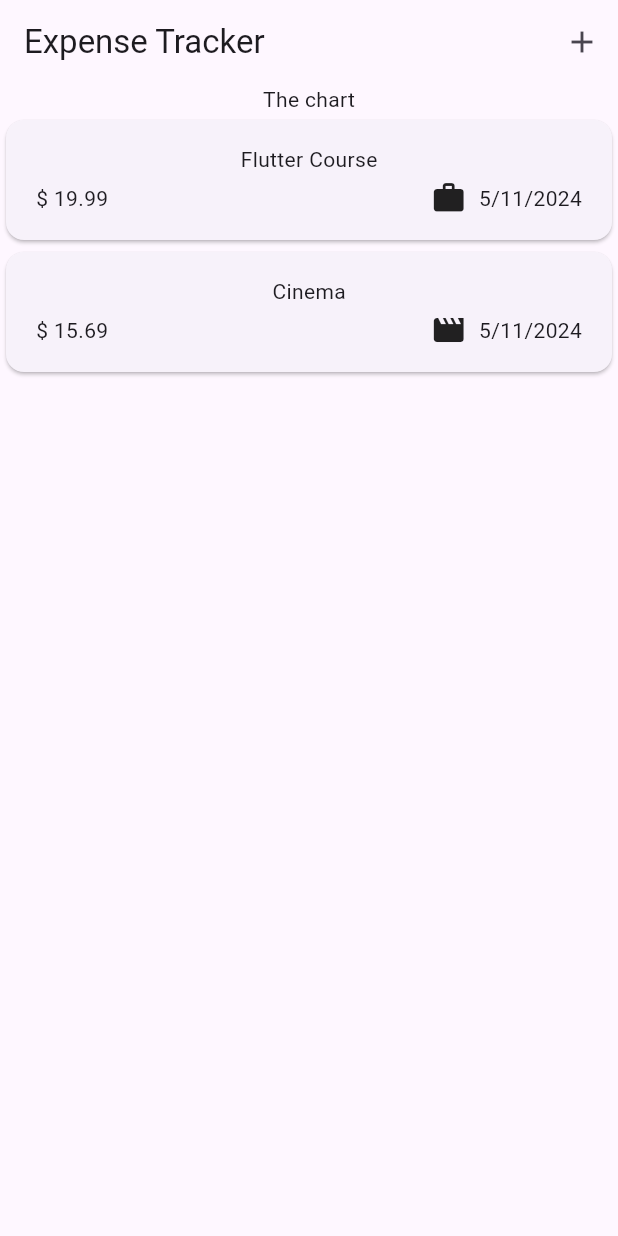
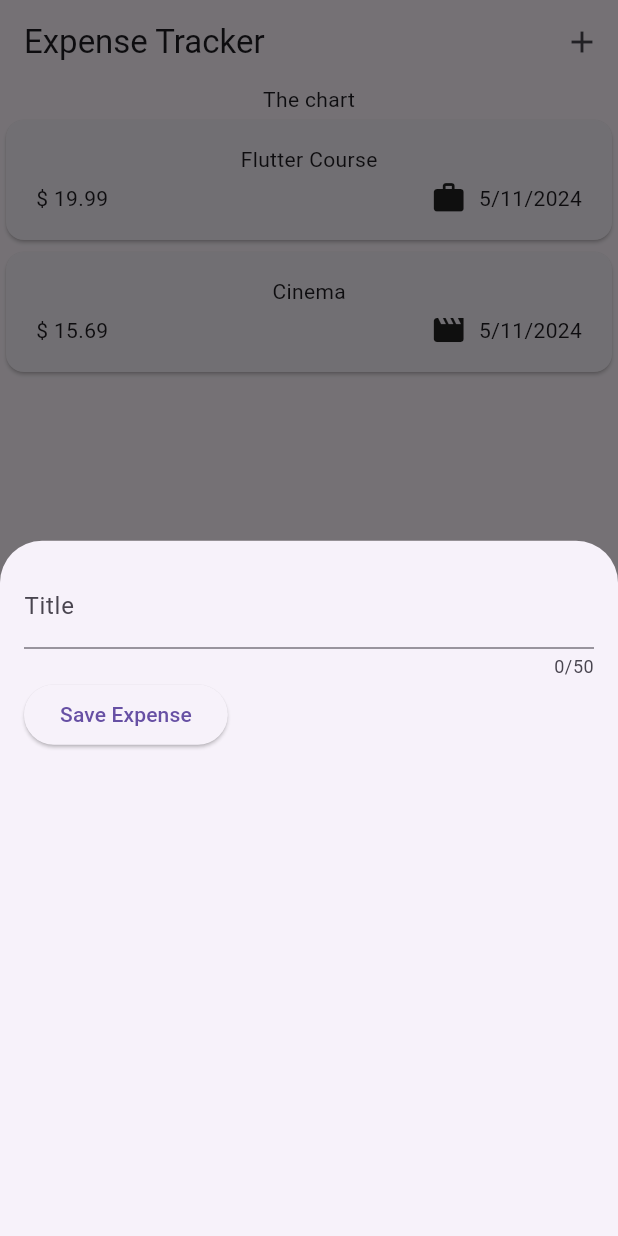
Before and after one commit to Leningram/dart_expenses_app, a Flutter app: the screen it shows after launch, after a tap on the "add" icon, on a phone screen of 412 x 824 dp. Run offline on Flutter 3.47's test engine with Material 3 defaults, Android fonts, the phone set to English and light mode, and no system bars.

Commit message:
title textfield

```diff
--- a/lib/expenses.dart
+++ b/lib/expenses.dart
@@ -1,4 +1,5 @@
 import 'package:expense_tracker/widgets/expenses_list/expenses_list.dart';
+import 'package:expense_tracker/widgets/new_expense.dart';
 import 'package:flutter/material.dart';
 import 'package:expense_tracker/models/expense.dart';
 
@@ -26,6 +27,13 @@ class _ExpensesState extends State<Expenses> {
     )
   ];
 
+  void _openAddExpenseOverlay() {
+    showModalBottomSheet(
+      context: context,
+      builder: (ctx) => const NewExpense(),
+    );
+  }
+
   @override
   Widget build(BuildContext context) {
     return Scaffold(
@@ -33,7 +41,7 @@ class _ExpensesState extends State<Expenses> {
         title: const Text('Expense Tracker'),
         actions: [
           IconButton(
-            onPressed: () {},
+            onPressed: _openAddExpenseOverlay,
             icon: const Icon(Icons.add),
           ),
         ],
--- /dev/null
+++ b/lib/widgets/new_expense.dart
@@ -0,0 +1,43 @@
+import 'package:flutter/material.dart';
+
+class NewExpense extends StatefulWidget {
+  const NewExpense({super.key});
+  @override
+  State<NewExpense> createState() {
+    return _NewExpenseState();
+  }
+}
+
+class _NewExpenseState extends State<NewExpense> {
+  final _titleController = TextEditingController();
+
+  @override
+  void dispose() {
+    _titleController.dispose();
+    super.dispose();
+  }
+
+  @override
+  Widget build(BuildContext context) {
+    return Padding(
+      padding: const EdgeInsets.all(16),
+      child: Column(
+        children: [
+          TextField(
+            controller: _titleController,
+            maxLength: 50,
+            decoration: const InputDecoration(label: Text('Title')),
+          ),
+          Row(
+            children: [
+              ElevatedButton(
+                onPressed: () {},
+                child: const Text('Save Expense'),
+              )
+            ],
+          )
+        ],
+      ),
+    );
+  }
+}
```
